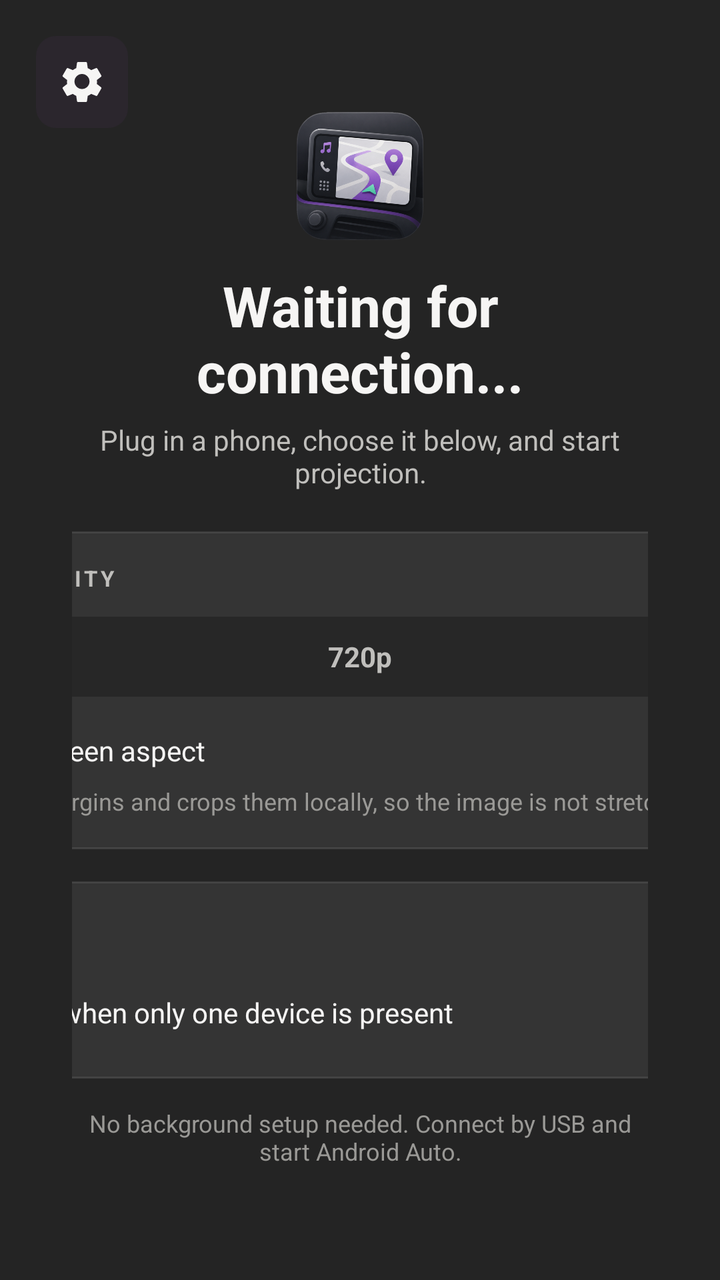
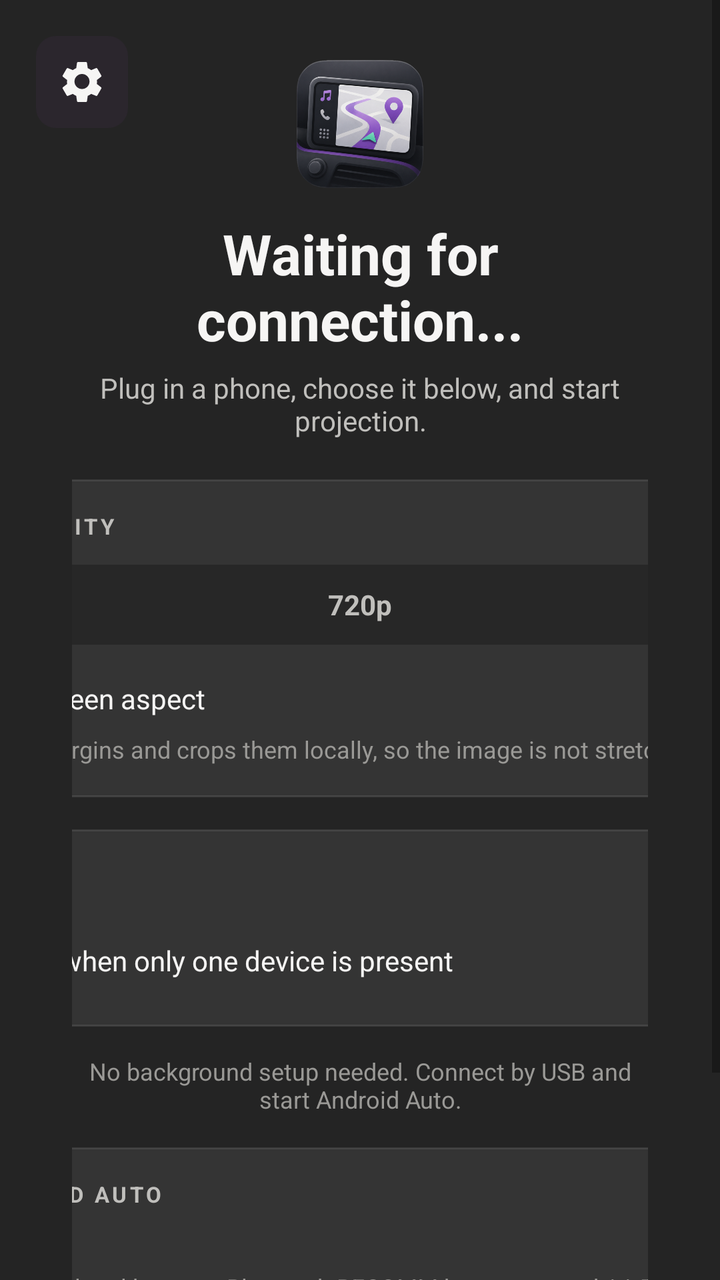

Screens rendered from an Android XML layout before and after an edit, with the pre-edit source and the edit as a unified diff.
<!-- AndroidManifest.xml: application theme Theme.AndroidAutoDisplay -->
<!-- res/layout/activity_main.xml -->
<?xml version="1.0" encoding="utf-8"?>
<FrameLayout xmlns:android="http://schemas.android.com/apk/res/android"
    android:id="@+id/root"
    android:layout_width="match_parent"
    android:layout_height="match_parent"
    android:background="@color/libauto_outer_bg">

    <LinearLayout
        android:id="@+id/launcher_container"
        android:layout_width="match_parent"
        android:layout_height="match_parent"
        android:background="@color/libauto_view_bg"
        android:orientation="vertical">

        <ScrollView
            android:layout_width="match_parent"
            android:layout_height="match_parent"
            android:fillViewport="true"
            android:overScrollMode="never">

            <LinearLayout
                android:layout_width="match_parent"
                android:layout_height="match_parent"
                android:gravity="center"
                android:orientation="vertical"
                android:paddingHorizontal="36dp"
                android:paddingVertical="30dp">

                <ImageView
                    android:id="@+id/app_logo"
                    android:layout_width="64dp"
                    android:layout_height="64dp"
                    android:layout_marginBottom="14dp"
                    android:contentDescription="@string/app_name"
                    android:scaleType="fitCenter"
                    android:src="@drawable/logo" />

                <TextView
                    android:id="@+id/status_text"
                    android:layout_width="wrap_content"
                    android:layout_height="wrap_content"
                    android:gravity="center"
                    android:text="@string/device_picker_title"
                    android:textColor="@color/libauto_text"
                    android:textSize="28sp"
                    android:textStyle="bold" />

                <TextView
                    android:id="@+id/device_picker_hint"
                    android:layout_width="wrap_content"
                    android:layout_height="wrap_content"
                    android:layout_marginTop="6dp"
                    android:gravity="center"
                    android:text="@string/device_picker_hint"
                    android:textColor="@color/libauto_muted"
                    android:textSize="14sp" />

                <LinearLayout
                    android:layout_width="560dp"
                    android:layout_height="wrap_content"
                    android:layout_marginTop="20dp"
                    android:background="@drawable/card_bg"
                    android:orientation="vertical"
                    android:padding="16dp">

                    <TextView
                        android:id="@+id/projection_resolution_title"
                        android:layout_width="wrap_content"
                        android:layout_height="wrap_content"
                        android:letterSpacing="0.14"
                        android:text="@string/projection_resolution_title"
                        android:textAllCaps="true"
                        android:textColor="@color/libauto_muted"
                        android:textSize="11sp"
                        android:textStyle="bold" />

                    <RadioGroup
                        android:id="@+id/projection_resolution_group"
                        android:layout_width="match_parent"
                        android:layout_height="40dp"
                        android:layout_marginTop="12dp"
                        android:background="@drawable/segmented_bg"
                        android:gravity="center"
                        android:orientation="horizontal"
                        android:padding="3dp">

                        <RadioButton
                            android:id="@+id/projection_resolution_480p"
                            android:layout_width="0dp"
                            android:layout_height="match_parent"
                            android:layout_weight="1"
                            android:background="@drawable/projection_segment_selector"
                            android:button="@null"
                            android:gravity="center"
                            android:text="@string/projection_resolution_480p"
                            android:textColor="@color/projection_segment_text"
                            android:textSize="14sp"
                            android:textStyle="bold" />

                        <RadioButton
                            android:id="@+id/projection_resolution_720p"
                            android:layout_width="0dp"
                            android:layout_height="match_parent"
                            android:layout_weight="1"
                            android:background="@drawable/projection_segment_selector"
                            android:button="@null"
                            android:gravity="center"
                            android:text="@string/projection_resolution_720p"
                            android:textColor="@color/projection_segment_text"
                            android:textSize="14sp"
                            android:textStyle="bold" />

                        <RadioButton
                            android:id="@+id/projection_resolution_1080p"
                            android:layout_width="0dp"
                            android:layout_height="match_parent"
                            android:layout_weight="1"
                            android:background="@drawable/projection_segment_selector"
                            android:button="@null"
                            android:gravity="center"
                            android:text="@string/projection_resolution_1080p"
                            android:textColor="@color/projection_segment_text"
                            android:textSize="14sp"
                            android:textStyle="bold" />
                    </RadioGroup>

                    <CheckBox
                        android:id="@+id/projection_native_aspect_checkbox"
                        android:layout_width="wrap_content"
                        android:layout_height="wrap_content"
                        android:layout_marginTop="10dp"
                        android:buttonTint="@color/libauto_accent_strong"
                        android:minHeight="34dp"
                        android:text="@string/projection_native_aspect"
                        android:textColor="@color/libauto_text"
                        android:textSize="14sp" />

                    <TextView
                        android:id="@+id/projection_resolution_hint"
                        android:layout_width="match_parent"
                        android:layout_height="wrap_content"
                        android:gravity="start"
                        android:text="@string/projection_resolution_hint"
                        android:textColor="@color/libauto_dim"
                        android:textSize="12sp" />
                </LinearLayout>

                <LinearLayout
                    android:layout_width="560dp"
                    android:layout_height="wrap_content"
                    android:layout_marginTop="16dp"
                    android:background="@drawable/card_bg"
                    android:orientation="vertical"
                    android:padding="16dp">

                    <TextView
                        android:layout_width="wrap_content"
                        android:layout_height="wrap_content"
                        android:letterSpacing="0.14"
                        android:text="@string/usb_devices_title"
                        android:textAllCaps="true"
                        android:textColor="@color/libauto_muted"
                        android:textSize="11sp"
                        android:textStyle="bold" />

                    <LinearLayout
                        android:id="@+id/usb_device_list"
                        android:layout_width="match_parent"
                        android:layout_height="wrap_content"
                        android:layout_marginTop="10dp"
                        android:orientation="vertical" />

                    <CheckBox
                        android:id="@+id/autoconnect_checkbox"
                        android:layout_width="wrap_content"
                        android:layout_height="wrap_content"
                        android:layout_marginTop="8dp"
                        android:buttonTint="@color/libauto_accent_strong"
                        android:minHeight="34dp"
                        android:text="@string/autoconnect_single_device"
                        android:textColor="@color/libauto_text"
                        android:textSize="14sp" />
                </LinearLayout>

                <TextView
                    android:id="@+id/usb_log_status"
                    android:layout_width="wrap_content"
                    android:layout_height="wrap_content"
                    android:layout_marginTop="14dp"
                    android:gravity="center"
                    android:text="@string/launcher_footer"
                    android:textColor="@color/libauto_dim"
                    android:textSize="12sp" />
            </LinearLayout>
        </ScrollView>
    </LinearLayout>

    <ImageButton
        android:id="@+id/media_key_settings_button"
        android:layout_width="46dp"
        android:layout_height="46dp"
        android:layout_gravity="top|start"
        android:layout_marginStart="18dp"
        android:layout_marginTop="18dp"
        android:background="@drawable/device_icon_bg"
        android:contentDescription="@string/open_settings"
        android:padding="11dp"
        android:scaleType="center"
        android:src="@drawable/ic_settings_24" />

    <FrameLayout
        android:id="@+id/projection_container"
        android:layout_width="match_parent"
        android:layout_height="match_parent"
        android:background="@color/black"
        android:visibility="gone">

        <FrameLayout
            android:id="@+id/video_viewport"
            android:layout_width="match_parent"
            android:layout_height="match_parent"
            android:layout_gravity="center"
            android:clipChildren="true"
            android:clipToPadding="true">

            <SurfaceView
                android:id="@+id/video_surface"
                android:layout_width="match_parent"
                android:layout_height="match_parent" />
        </FrameLayout>

        <TextView
            android:id="@+id/projection_status"
            android:layout_width="wrap_content"
            android:layout_height="wrap_content"
            android:layout_gravity="top|center_horizontal"
            android:layout_marginTop="16dp"
            android:background="@drawable/projection_status_bg"
            android:paddingHorizontal="14dp"
            android:paddingVertical="8dp"
            android:text="@string/projection_connecting"
            android:textColor="@color/white"
            android:textSize="14sp" />
    </FrameLayout>

    <FrameLayout
        android:id="@+id/media_key_settings_overlay"
        android:layout_width="match_parent"
        android:layout_height="match_parent"
        android:background="#CC000000"
        android:clickable="true"
        android:focusable="true"
        android:visibility="gone">

        <LinearLayout
            android:layout_width="680dp"
            android:layout_height="match_parent"
            android:layout_gravity="center"
            android:layout_marginVertical="24dp"
            android:background="@drawable/card_bg"
            android:orientation="vertical"
            android:padding="18dp">

            <TextView
                android:layout_width="match_parent"
                android:layout_height="wrap_content"
                android:text="@string/media_key_settings_title"
                android:textColor="@color/libauto_text"
                android:textSize="24sp"
                android:textStyle="bold" />

            <TextView
                android:layout_width="match_parent"
                android:layout_height="wrap_content"
                android:layout_marginTop="4dp"
                android:text="@string/media_key_settings_hint"
                android:textColor="@color/libauto_muted"
                android:textSize="14sp" />

            <TextView
                android:id="@+id/media_key_mapping_summary"
                android:layout_width="match_parent"
                android:layout_height="wrap_content"
                android:layout_marginTop="8dp"
                android:text="@string/media_keys_summary_none"
                android:textColor="@color/libauto_dim"
                android:textSize="12sp" />

            <TextView
                android:id="@+id/media_key_learning_status"
                android:layout_width="match_parent"
                android:layout_height="wrap_content"
                android:layout_marginTop="10dp"
                android:background="@drawable/device_row_bg"
                android:paddingHorizontal="12dp"
                android:paddingVertical="10dp"
                android:text="@string/media_key_settings_idle"
                android:textColor="@color/libauto_muted"
                android:textSize="13sp" />

            <ScrollView
                android:layout_width="match_parent"
                android:layout_height="0dp"
                android:layout_marginTop="12dp"
                android:layout_weight="1"
                android:overScrollMode="never">

                <LinearLayout
                    android:id="@+id/media_key_settings_list"
                    android:layout_width="match_parent"
                    android:layout_height="wrap_content"
                    android:orientation="vertical" />
            </ScrollView>

            <LinearLayout
                android:layout_width="match_parent"
                android:layout_height="wrap_content"
                android:layout_marginTop="14dp"
                android:gravity="end|center_vertical"
                android:orientation="horizontal">

                <Button
                    android:id="@+id/media_key_clear_all"
                    android:layout_width="wrap_content"
                    android:layout_height="40dp"
                    android:background="@drawable/pill_button_secondary"
                    android:minWidth="110dp"
                    android:text="@string/media_key_settings_clear_all"
                    android:textAllCaps="false"
                    android:textColor="@color/libauto_text"
                    android:textStyle="bold" />

                <Button
                    android:id="@+id/media_key_settings_close"
                    android:layout_width="wrap_content"
                    android:layout_height="40dp"
                    android:layout_marginStart="10dp"
                    android:background="@drawable/pill_button"
                    android:minWidth="110dp"
                    android:text="@string/media_key_settings_close"
                    android:textAllCaps="false"
                    android:textColor="@color/libauto_text"
                    android:textStyle="bold" />
            </LinearLayout>
        </LinearLayout>
    </FrameLayout>

    <LinearLayout
        android:id="@+id/hidden_controls"
        android:layout_width="1dp"
        android:layout_height="1dp"
        android:orientation="vertical"
        android:visibility="gone">

        <TextView android:id="@+id/device_ip_text" android:layout_width="wrap_content" android:layout_height="wrap_content" />
        <TextView android:id="@+id/wifi_ssid_text" android:layout_width="wrap_content" android:layout_height="wrap_content" />
        <TextView android:id="@+id/hotspot_text" android:layout_width="wrap_content" android:layout_height="wrap_content" />
        <Button android:id="@+id/start_button" android:layout_width="wrap_content" android:layout_height="wrap_content" />
        <Button android:id="@+id/stop_button" android:layout_width="wrap_content" android:layout_height="wrap_content" />
        <TextView android:id="@+id/usb_devices_text" android:layout_width="wrap_content" android:layout_height="wrap_content" />
        <TextView android:id="@+id/usb_permission_text" android:layout_width="wrap_content" android:layout_height="wrap_content" />
        <TextView android:id="@+id/usb_selected_text" android:layout_width="wrap_content" android:layout_height="wrap_content" />
        <TextView android:id="@+id/usb_endpoints_text" android:layout_width="wrap_content" android:layout_height="wrap_content" />
        <TextView android:id="@+id/usb_accessory_text" android:layout_width="wrap_content" android:layout_height="wrap_content" />
        <TextView android:id="@+id/usb_state_text" android:layout_width="wrap_content" android:layout_height="wrap_content" />
        <TextView android:id="@+id/usb_summary_text" android:layout_width="wrap_content" android:layout_height="wrap_content" />
        <TextView android:id="@+id/usb_counters_text" android:layout_width="wrap_content" android:layout_height="wrap_content" />
        <Button android:id="@+id/usb_send_button" android:layout_width="wrap_content" android:layout_height="wrap_content" />
        <Button android:id="@+id/usb_enable_aoap_button" android:layout_width="wrap_content" android:layout_height="wrap_content" />
        <Button android:id="@+id/usb_start_aa_button" android:layout_width="wrap_content" android:layout_height="wrap_content" />
        <Button android:id="@+id/usb_export_logs_button" android:layout_width="wrap_content" android:layout_height="wrap_content" />
        <Button android:id="@+id/usb_export_logcat_button" android:layout_width="wrap_content" android:layout_height="wrap_content" />
        <Button android:id="@+id/usb_share_logs_button" android:layout_width="wrap_content" android:layout_height="wrap_content" />
        <Button android:id="@+id/usb_probe_button" android:layout_width="wrap_content" android:layout_height="wrap_content" />
        <TextView android:id="@+id/usb_probe_results" android:layout_width="wrap_content" android:layout_height="wrap_content" />
        <EditText android:id="@+id/aoap_manufacturer_input" android:layout_width="wrap_content" android:layout_height="wrap_content" />
        <EditText android:id="@+id/aoap_model_input" android:layout_width="wrap_content" android:layout_height="wrap_content" />
        <EditText android:id="@+id/aoap_description_input" android:layout_width="wrap_content" android:layout_height="wrap_content" />
        <EditText android:id="@+id/aoap_version_input" android:layout_width="wrap_content" android:layout_height="wrap_content" />
        <EditText android:id="@+id/aoap_uri_input" android:layout_width="wrap_content" android:layout_height="wrap_content" />
        <EditText android:id="@+id/aoap_serial_input" android:layout_width="wrap_content" android:layout_height="wrap_content" />
        <Button android:id="@+id/aoap_save_button" android:layout_width="wrap_content" android:layout_height="wrap_content" />
        <TextView android:id="@+id/transport_status" android:layout_width="wrap_content" android:layout_height="wrap_content" />
        <TextView android:id="@+id/transport_counters" android:layout_width="wrap_content" android:layout_height="wrap_content" />
        <TextView android:id="@+id/transport_ping_status" android:layout_width="wrap_content" android:layout_height="wrap_content" />
        <Button android:id="@+id/transport_toggle_button" android:layout_width="wrap_content" android:layout_height="wrap_content" />
        <Button android:id="@+id/transport_send_button" android:layout_width="wrap_content" android:layout_height="wrap_content" />
        <Button android:id="@+id/transport_ping_button" android:layout_width="wrap_content" android:layout_height="wrap_content" />
        <Button android:id="@+id/transport_save_logs_button" android:layout_width="wrap_content" android:layout_height="wrap_content" />
        <EditText android:id="@+id/target_ip_input" android:layout_width="wrap_content" android:layout_height="wrap_content" />
        <EditText android:id="@+id/target_port_input" android:layout_width="wrap_content" android:layout_height="wrap_content" />
        <Button android:id="@+id/test_video_button" android:layout_width="wrap_content" android:layout_height="wrap_content" />
        <Button android:id="@+id/test_audio_button" android:layout_width="wrap_content" android:layout_height="wrap_content" />
    </LinearLayout>
</FrameLayout>
<!-- resources referenced by this layout -->
<resources>
  <color name="black">#000000</color>
  <color name="libauto_accent_strong">#A56CC1</color>
  <color name="libauto_dim">#9A9996</color>
  <color name="libauto_muted">#C0BFBC</color>
  <color name="libauto_outer_bg">#0E0E0E</color>
  <color name="libauto_text">#F6F5F4</color>
  <color name="libauto_view_bg">#242424</color>
  <color name="white">#FFFFFF</color>
  <!-- drawable device_icon_bg (drawable) -->
  <?xml version="1.0" encoding="utf-8"?>
  <shape xmlns:android="http://schemas.android.com/apk/res/android" android:shape="rectangle">
      <solid android:color="@color/libauto_accent_bg" />
      <corners android:radius="10dp" />
  </shape>
  <!-- drawable projection_status_bg (drawable) -->
  <?xml version="1.0" encoding="utf-8"?>
  <shape xmlns:android="http://schemas.android.com/apk/res/android" android:shape="rectangle">
      <solid android:color="#CC000000" />
      <corners android:radius="999dp" />
  </shape>
  <!-- drawable segmented_bg (drawable) -->
  <?xml version="1.0" encoding="utf-8"?>
  <shape xmlns:android="http://schemas.android.com/apk/res/android" android:shape="rectangle">
      <solid android:color="@color/libauto_segment_bg" />
      <corners android:radius="999dp" />
  </shape>
  <string name="app_name">LibAuto</string>
  <string name="autoconnect_single_device">Autoconnect when only one device is present</string>
  <string name="device_picker_hint">Plug in a phone, choose it below, and start projection.</string>
  <string name="device_picker_title">Waiting for connection...</string>
  <string name="launcher_footer">No background setup needed. Connect by USB and start Android Auto.</string>
  <string name="media_key_settings_clear_all">Clear all</string>
  <string name="media_key_settings_close">Close</string>
  <string name="media_key_settings_hint">Choose an action, press Learn, then press a head-unit button.</string>
  <string name="media_key_settings_idle">No learning active</string>
  <string name="media_key_settings_title">Media key mapping</string>
  <string name="media_keys_summary_none">No custom media keys mapped</string>
  <string name="open_settings">Open settings</string>
  <string name="projection_connecting">Starting Android Auto...</string>
  <string name="projection_native_aspect">Use native screen aspect</string>
  <string name="projection_resolution_1080p">1080p</string>
  <string name="projection_resolution_480p">480p</string>
  <string name="projection_resolution_720p">720p</string>
  <string name="projection_resolution_hint">Uses Android Auto margins and crops them locally, so the image is not stretched.</string>
  <string name="projection_resolution_title">Projection quality</string>
  <string name="usb_devices_title">USB devices</string>
  <color name="libauto_card_bg">#343434</color>
  <color name="libauto_border">#1AFFFFFF</color>
  <color name="libauto_accent_bg">#38463050</color>
  <color name="libauto_row_bg">#3D3D3D</color>
  <color name="libauto_accent">#9141AC</color>
  <!-- drawable segment_selected (drawable) -->
  <?xml version="1.0" encoding="utf-8"?>
  <shape xmlns:android="http://schemas.android.com/apk/res/android" android:shape="rectangle">
      <solid android:color="@color/libauto_accent" />
      <corners android:radius="999dp" />
  </shape>
  <color name="libauto_segment_bg">#272727</color>
  <color name="accent">#9141AC</color>
  <!-- unchanged entries left out for length: 8 -->
</resources>

<!-- the commit's change to res/layout/activity_main.xml (unified diff, before → after) -->
@@ -191,6 +191,73 @@
                     android:text="@string/launcher_footer"
                     android:textColor="@color/libauto_dim"
                     android:textSize="12sp" />
+
+                <LinearLayout
+                    android:layout_width="560dp"
+                    android:layout_height="wrap_content"
+                    android:layout_marginTop="16dp"
+                    android:background="@drawable/card_bg"
+                    android:orientation="vertical"
+                    android:padding="16dp">
+
+                    <TextView
+                        android:layout_width="wrap_content"
+                        android:layout_height="wrap_content"
+                        android:letterSpacing="0.14"
+                        android:text="@string/wireless_title"
+                        android:textAllCaps="true"
+                        android:textColor="@color/libauto_muted"
+                        android:textSize="11sp"
+                        android:textStyle="bold" />
+
+                    <TextView
+                        android:id="@+id/wireless_status_text"
+                        android:layout_width="match_parent"
+                        android:layout_height="wrap_content"
+                        android:layout_marginTop="8dp"
+                        android:text="@string/wireless_status_idle"
+                        android:textColor="@color/libauto_text"
+                        android:textSize="14sp" />
+
+                    <TextView
+                        android:layout_width="match_parent"
+                        android:layout_height="wrap_content"
+                        android:layout_marginTop="4dp"
+                        android:text="@string/wireless_hint"
+                        android:textColor="@color/libauto_dim"
+                        android:textSize="12sp" />
+
+                    <LinearLayout
+                        android:layout_width="match_parent"
+                        android:layout_height="wrap_content"
+                        android:layout_marginTop="12dp"
+                        android:gravity="center"
+                        android:orientation="horizontal">
+
+                        <Button
+                            android:id="@+id/wireless_start_button"
+                            android:layout_width="wrap_content"
+                            android:layout_height="40dp"
+                            android:background="@drawable/pill_button"
+                            android:minWidth="150dp"
+                            android:text="@string/wireless_start"
+                            android:textAllCaps="false"
+                            android:textColor="@color/white"
+                            android:textStyle="bold" />
+
+                        <Button
+                            android:id="@+id/wireless_stop_button"
+                            android:layout_width="wrap_content"
+                            android:layout_height="40dp"
+                            android:layout_marginStart="12dp"
+                            android:background="@drawable/pill_button_secondary"
+                            android:minWidth="150dp"
+                            android:text="@string/wireless_stop"
+                            android:textAllCaps="false"
+                            android:textColor="@color/libauto_text"
+                            android:textStyle="bold" />
+                    </LinearLayout>
+                </LinearLayout>
             </LinearLayout>
         </ScrollView>
     </LinearLayout>
<!-- resource entries referenced after the edit -->
@@ -46,6 +46,11 @@
   <string name="projection_resolution_hint">Uses Android Auto margins and crops them locally, so the image is not stretched.</string>
   <string name="projection_resolution_title">Projection quality</string>
   <string name="usb_devices_title">USB devices</string>
+  <string name="wireless_hint">Experimental. Starts a local hotspot, Bluetooth RFCOMM bootstrap, and AA TCP listener on port 5277.</string>
+  <string name="wireless_start">Start wireless</string>
+  <string name="wireless_status_idle">Wireless stopped</string>
+  <string name="wireless_stop">Stop wireless</string>
+  <string name="wireless_title">Wireless Android Auto</string>
   <color name="libauto_card_bg">#343434</color>
   <color name="libauto_border">#1AFFFFFF</color>
   <color name="libauto_accent_bg">#38463050</color>
